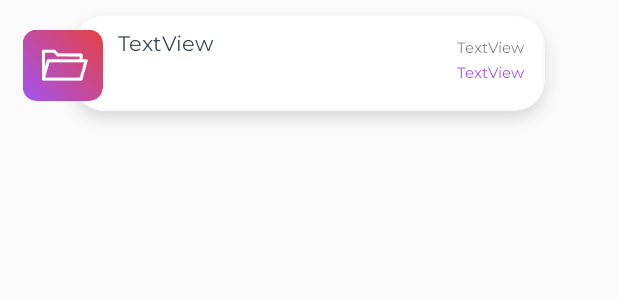
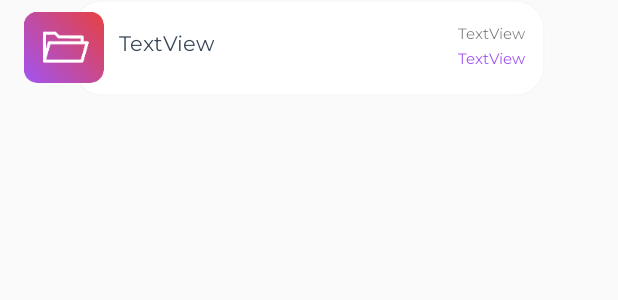
Before and after one commit to xxgift/ClassAttendance, an Android app: the layout list_detail.xml on its own in the app's theme, with its tools: preview values and no code run, on a phone screen of 412 x 824 dp. Shown: the top 300 px of the screen. Run offline under Robolectric (Android 15) with nearby library versions, the phone set to English and light mode, and no system bars; Roboto replaces fonts that are not available here.

Commit message:
list with no shadow

```diff
--- a/app/src/main/res/layout/list_detail.xml
+++ b/app/src/main/res/layout/list_detail.xml
@@ -13,14 +13,14 @@
         app:layout_constraintEnd_toEndOf="parent"
         app:layout_constraintStart_toStartOf="parent"
         app:layout_constraintTop_toTopOf="parent"
-        app:srcCompat="@mipmap/list_bg" />
+        app:srcCompat="@mipmap/bg_listnoshadow" />
 
     <ImageView
         android:id="@+id/list_ic"
         android:layout_width="wrap_content"
         android:layout_height="wrap_content"
-        android:layout_marginStart="15dp"
-        android:layout_marginTop="20dp"
+        android:layout_marginStart="16dp"
+        android:layout_marginTop="8dp"
         app:layout_constraintStart_toStartOf="parent"
         app:layout_constraintTop_toTopOf="parent"
         app:srcCompat="@mipmap/coursenoshadowjing_ic" />
@@ -43,12 +43,13 @@
         android:layout_width="wrap_content"
         android:layout_height="wrap_content"
         android:layout_marginStart="100dp"
-        android:layout_marginTop="25dp"
+        android:layout_marginTop="16dp"
         android:fontFamily="@font/montserrat"
         android:text="TextView"
         android:textAlignment="textStart"
         android:textSize="10sp"
         app:layout_constraintEnd_toEndOf="parent"
+        app:layout_constraintHorizontal_bias="0.504"
         app:layout_constraintStart_toEndOf="@+id/Titletxt"
         app:layout_constraintTop_toTopOf="parent" />
 
```
Also changed, not shown: app/src/main/res/mipmap-hdpi/bg_listnoshadow.png (added), app/src/main/res/mipmap-mdpi/bg_listnoshadow.png (added), app/src/main/res/mipmap-xhdpi/bg_listnoshadow.png (added), app/src/main/res/mipmap-xxhdpi/bg_listnoshadow.png (added), app/src/main/res/mipmap-xxxhdpi/bg_listnoshadow.png (added).
